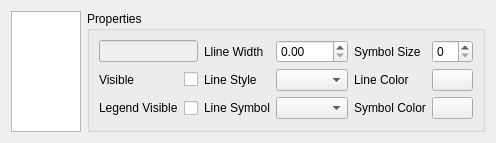
itom-project/designerPlugins, file itom1DQwtPlot/widgetCurveProperties.ui: the form before one commit.
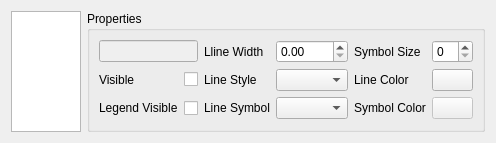
The form after the commit. Custom widgets are drawn as their Qt base class.

```diff
--- a/itom1DQwtPlot/widgetCurveProperties.ui
+++ b/itom1DQwtPlot/widgetCurveProperties.ui
@@ -148,7 +148,11 @@
        </widget>
       </item>
       <item row="2" column="6">
-       <widget class="ColorPickerButton" name="colorPickerButtonSymbol"/>
+       <widget class="ColorPickerButton" name="colorPickerButtonSymbol">
+        <property name="enabled">
+         <bool>false</bool>
+        </property>
+       </widget>
       </item>
       <item row="4" column="4">
        <spacer name="verticalSpacer">
```
